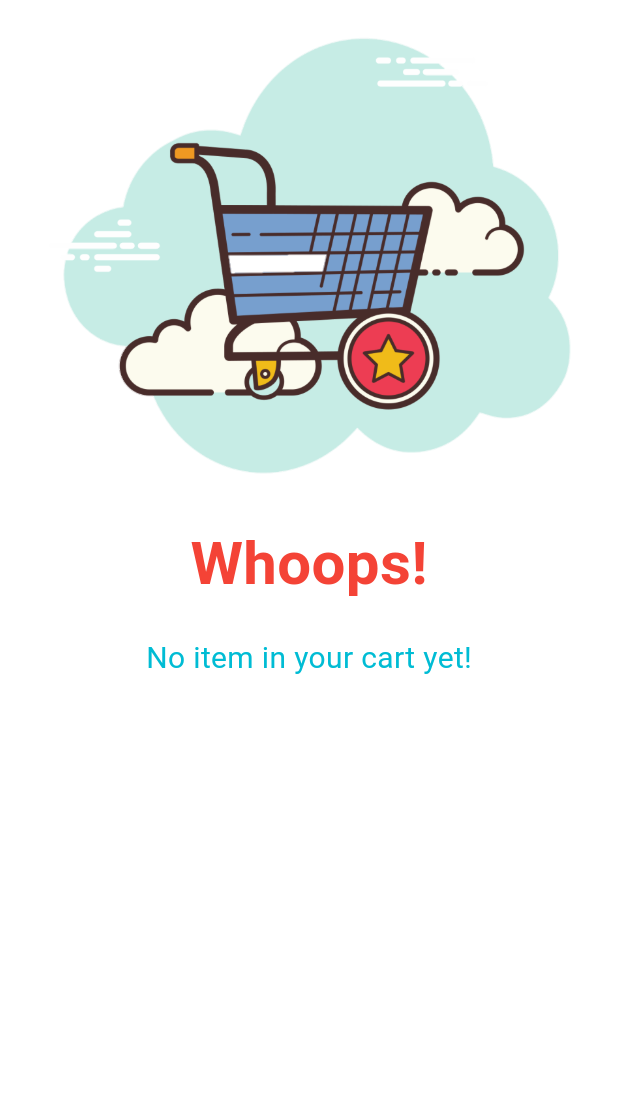
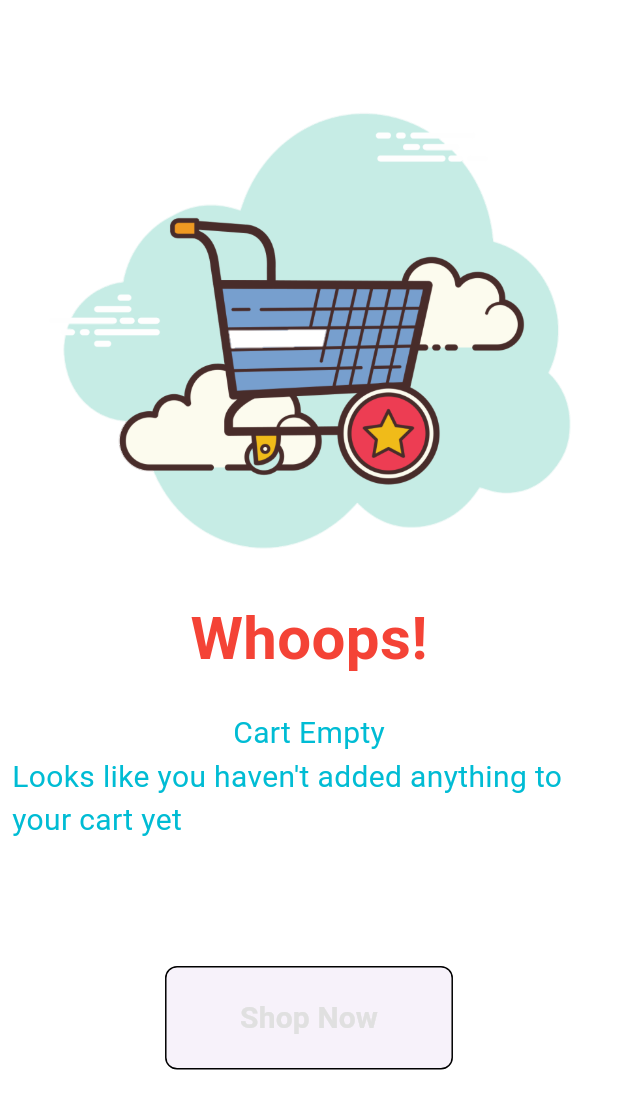
Before and after one commit to nathannewyen/flutters, a Flutter app: the CartScreen screen opened directly, on a phone screen of 412 x 824 dp. Shown: the top 1109 px of the screen. Run offline on Flutter 3.47's test engine with Material 3 defaults, Android fonts, the phone set to English and light mode, and no system bars; our stand-ins replace card_swiper, fancy_shimmer_image, flutter_iconly, flutter_riverpod, flutter_svg, google_fonts and 2 more; accounts and stored records are empty.

Commit message:
add empty screen for each screen with no items

```diff
--- a/grocery_app/lib/main.dart
+++ b/grocery_app/lib/main.dart
@@ -4,6 +4,7 @@ import 'package:grocery_app/inner_screens/on_sale_screen.dart';
 import 'package:grocery_app/inner_screens/product_details_screen.dart';
 import 'package:grocery_app/provider/dark_theme_provider.dart';
 import 'package:grocery_app/screens/btm_bar.dart';
+import 'package:grocery_app/screens/orders/orders_screen.dart';
 import 'package:grocery_app/screens/viewed_recently/viewed_recently_screen.dart';
 import 'package:grocery_app/screens/wishlist/wishlist_screen.dart';
 import 'package:provider/provider.dart';
@@ -55,6 +56,7 @@ class _AppState extends State<App> {
             FeedsScreen.routeName: (ctx) => const FeedsScreen(),
             ProductDetailsScreen.routeName: (ctx) =>
                 const ProductDetailsScreen(),
+            OrdersScreen.routeName: (ctx) => const OrdersScreen(),
             WishlistScreen.routeName: (ctx) => const WishlistScreen(),
             ViewedRecentlyScreen.routeName: (ctx) =>
                 const ViewedRecentlyScreen(),
--- a/grocery_app/lib/screens/cart/cart_screen.dart
+++ b/grocery_app/lib/screens/cart/cart_screen.dart
@@ -17,7 +17,12 @@ class CartScreen extends StatelessWidget {
     bool isEmpty = true;
 
     return isEmpty
-        ? const EmptyScreen()
+        ? const EmptyScreen(
+            title: 'Cart Empty',
+            subTitle: 'Looks like you haven\'t added anything to your cart yet',
+            buttonText: 'Shop Now',
+            imagePath: 'assets/images/cart.png',
+          )
         : Scaffold(
             appBar: AppBar(
               elevation: 0,
--- a/grocery_app/lib/screens/cart/empty_screen.dart
+++ b/grocery_app/lib/screens/cart/empty_screen.dart
@@ -1,14 +1,24 @@
 import 'package:flutter/material.dart';
+import 'package:grocery_app/inner_screens/feeds_screen.dart';
+import 'package:grocery_app/services/global_method.dart';
 import 'package:grocery_app/widgets/text_widget.dart';
 
 import '../../services/utils.dart';
 
 class EmptyScreen extends StatelessWidget {
-  const EmptyScreen({super.key});
+  const EmptyScreen(
+      {super.key,
+      required this.imagePath,
+      required this.title,
+      required this.subTitle,
+      required this.buttonText});
+
+  final String imagePath, title, subTitle, buttonText;
 
   @override
   Widget build(BuildContext context) {
     final Color color = Utils(context).color;
+    final themeState = Utils(context).getTheme;
     Size size = Utils(context).getScreenSize;
 
     return Scaffold(
@@ -19,8 +29,11 @@ class EmptyScreen extends StatelessWidget {
               padding: const EdgeInsets.all(8.0),
               child: Column(
                 children: [
+                  const SizedBox(
+                    height: 50,
+                  ),
                   Image.asset(
-                    'assets/images/cart.png',
+                    imagePath,
                     width: double.infinity,
                     height: size.height * 0.4,
                   ),
@@ -38,10 +51,37 @@ class EmptyScreen extends StatelessWidget {
                   const SizedBox(
                     height: 20,
                   ),
-                  TextWidget(
-                      text: 'No item in your cart yet!',
-                      color: Colors.cyan,
-                      textSize: 20)
+                  TextWidget(text: title, color: Colors.cyan, textSize: 20),
+                  TextWidget(text: subTitle, color: Colors.cyan, textSize: 20),
+                  SizedBox(
+                    height: size.height * 0.1,
+                  ),
+                  ElevatedButton(
+                    style: ElevatedButton.styleFrom(
+                      foregroundColor: color,
+                      elevation: 0,
+                      shape: RoundedRectangleBorder(
+                        borderRadius: BorderRadius.circular(8.0),
+                        side: BorderSide(
+                          color: color,
+                        ),
+                      ),
+                      padding: const EdgeInsets.symmetric(
+                          horizontal: 50, vertical: 20),
+                    ),
+                    onPressed: () {
+                      GlobalMethods.navigateTo(
+                          ctx: context, routeName: FeedsScreen.routeName);
+                    },
+                    child: TextWidget(
+                      text: buttonText,
+                      textSize: 20,
+                      color: themeState
+                          ? Colors.grey.shade800
+                          : Colors.grey.shade300,
+                      isTitle: true,
+                    ),
+                  )
                 ],
               ),
             )
--- a/grocery_app/lib/screens/orders/orders_screen.dart
+++ b/grocery_app/lib/screens/orders/orders_screen.dart
@@ -3,6 +3,7 @@ import 'package:flutter/material.dart';
 import '../../services/utils.dart';
 import '../../widgets/back_widget.dart';
 import '../../widgets/text_widget.dart';
+import '../cart/empty_screen.dart';
 import 'orders_widget.dart';
 
 class OrdersScreen extends StatefulWidget {
@@ -18,8 +19,16 @@ class _OrdersScreenState extends State<OrdersScreen> {
   @override
   Widget build(BuildContext context) {
     final Color color = Utils(context).color;
-    // Size size = Utils(context).getScreenSize;
-    return Scaffold(
+    bool isEmpty = true;
+
+    return isEmpty == true
+        ? const EmptyScreen(
+            title: 'You have not place any order yet',
+            subTitle: 'Order something to see it here',
+            buttonText: 'Shop Now',
+            imagePath: 'assets/images/cart.png',
+          )
+        : Scaffold(
             appBar: AppBar(
               leading: const BackWidget(),
               elevation: 0,
--- a/grocery_app/lib/screens/user.dart
+++ b/grocery_app/lib/screens/user.dart
@@ -91,7 +91,10 @@ class _UserScreenState extends State<UserScreen> {
                 _listTiles(
                   title: 'Orders',
                   icon: IconlyBold.bag,
-                  onPressed: () {},
+                  onPressed: () {
+                    GlobalMethods.navigateTo(
+                        ctx: context, routeName: '/OrderScreen');
+                  },
                   color: color,
                 ),
                 _listTiles(
--- a/grocery_app/lib/screens/wishlist/wishlist_screen.dart
+++ b/grocery_app/lib/screens/wishlist/wishlist_screen.dart
@@ -7,6 +7,7 @@ import '../../services/global_method.dart';
 import '../../services/utils.dart';
 import '../../widgets/back_widget.dart';
 import '../../widgets/text_widget.dart';
+import '../cart/empty_screen.dart';
 
 class WishlistScreen extends StatelessWidget {
   const WishlistScreen({super.key});
@@ -17,7 +18,16 @@ class WishlistScreen extends StatelessWidget {
   Widget build(BuildContext context) {
     final Color color = Utils(context).color;
     Size size = Utils(context).getScreenSize;
+    bool isEmpty = true;
 
+    if (isEmpty) {
+      return const EmptyScreen(
+        title: 'Wishlist Empty',
+        subTitle: 'Looks like you haven\'t added anything to your wishlist yet',
+        buttonText: 'Add a wish',
+        imagePath: 'assets/images/wishlist.png',
+      );
+    } else {
       return Scaffold(
         appBar: AppBar(
           centerTitle: true,
@@ -56,3 +66,4 @@ class WishlistScreen extends StatelessWidget {
       );
     }
   }
+}
```
Also changed, not shown: grocery_app/lib/screens/viewed_recently/viewed_recently_screen.dart (+13 -1 lines). Lines whose indentation alone changed are shown as unchanged.
